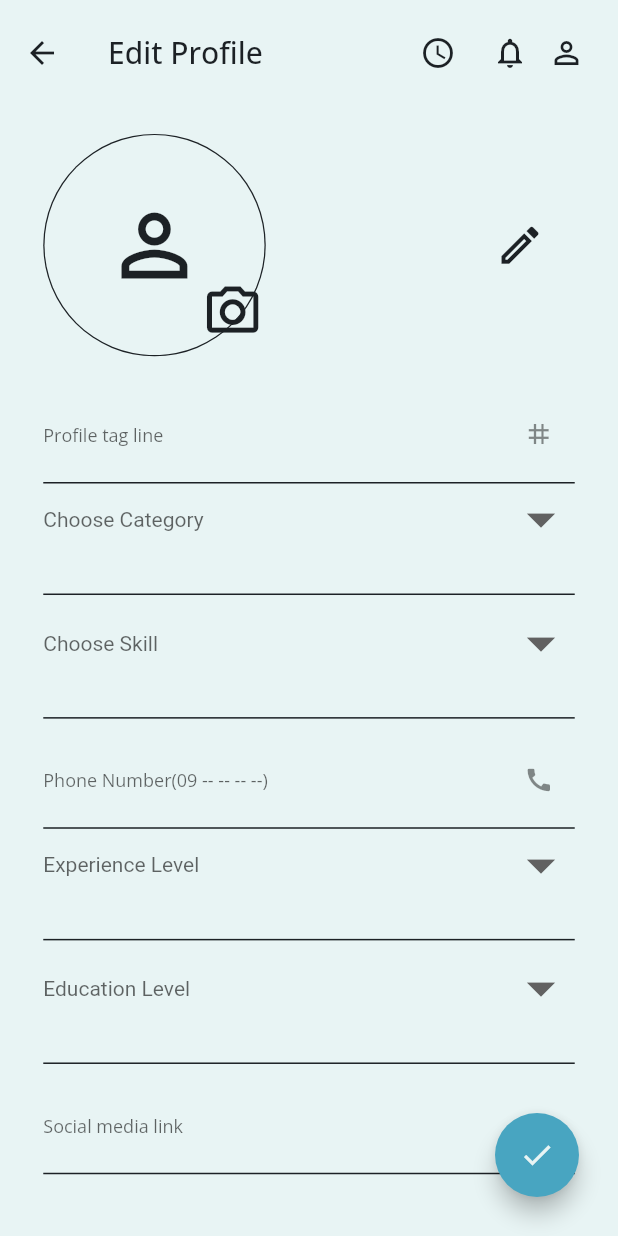
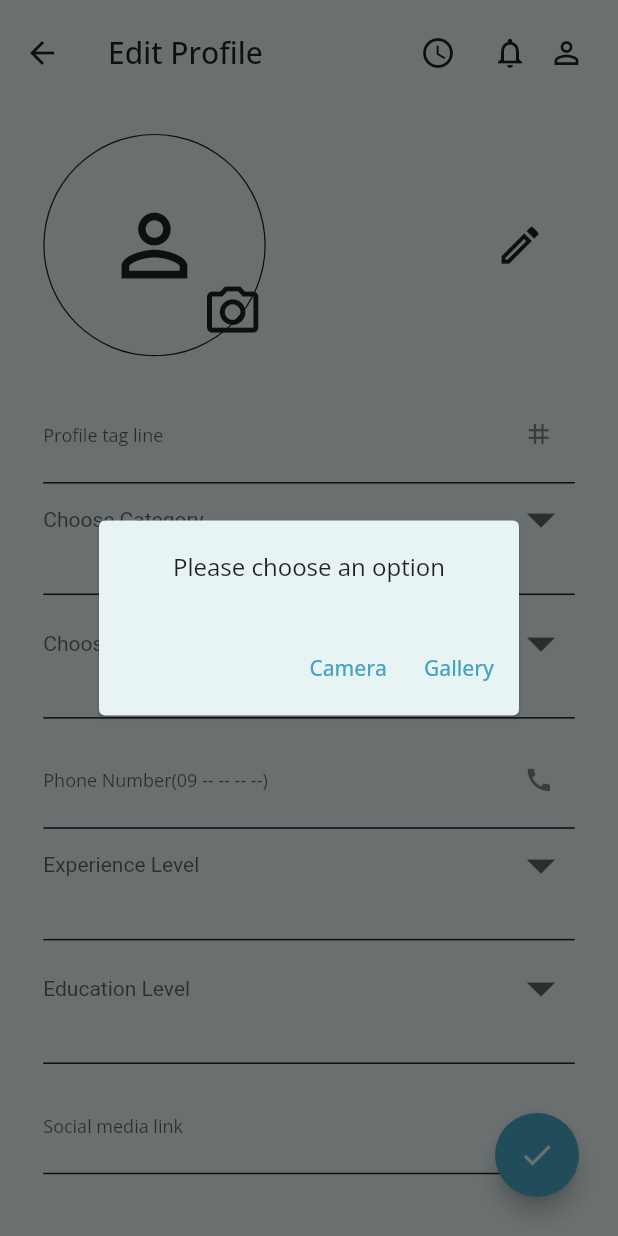
Before and after one commit to alazarlemma02/Freelance-App-flutter-project, a Flutter app: the EditProfilePage screen opened by its route, after a tap on the "camera alt" icon, on a phone screen of 412 x 824 dp. Run offline on Flutter 3.47's test engine with Material 2 defaults, Android fonts, the phone set to English and light mode, and no system bars; our stand-ins replace bloc, cloud_firestore, easy_localization, firebase_auth, firebase_core, image_cropper and 1 more; missing offline and left inert: mobile_number; accounts and stored records are empty.

Commit message:
phoo selection added

```diff
--- a/lib/view/screens/edit_profile_page.dart
+++ b/lib/view/screens/edit_profile_page.dart
@@ -1,8 +1,14 @@
+// ignore_for_file: use_build_context_synchronously
+
+import 'dart:io';
+
 import 'package:cloud_firestore/cloud_firestore.dart';
 import 'package:easy_localization/easy_localization.dart';
 import 'package:flutter/material.dart';
 import 'package:flutter/src/widgets/container.dart';
 import 'package:flutter/src/widgets/framework.dart';
+import 'package:image_cropper/image_cropper.dart';
+import 'package:image_picker/image_picker.dart';
 import 'package:sira/constants/colors.dart';
 import 'package:sira/main.dart';
 import 'package:sira/view/widgets/alert_dialog.dart';
@@ -29,6 +35,7 @@ class _EditProfilePageState extends State<EditProfilePage> {
   String? expTxt;
   String? skillTxt;
   String? educationLevelTxt;
+  File? imageFile;
 
   callbackCategory(categoryChoice) {
     setState(() {
@@ -52,6 +59,30 @@ class _EditProfilePageState extends State<EditProfilePage> {
     setState(() {
       educationLevelTxt = categoryChoice;
     });
+  }
+
+  void _getFromCamera() async {
+    XFile? pickedImage =
+        await ImagePicker().pickImage(source: ImageSource.camera);
+    _cropImage(PickedFile);
+    Navigator.pop(context);
+  }
+
+void _getFromGallery() async{
+    XFile? pickedFile = await ImagePicker().pickImage(source: ImageSource.gallery);
+    _cropImage(PickedFile);
+    Navigator.pop(context);
+  }
+
+  void _cropImage(filePath) async {
+    CroppedFile? croppedImage = await ImageCropper()
+        .cropImage(sourcePath: filePath, maxHeight: 1080, maxWidth: 1080);
+
+    if (croppedImage != null) {
+      setState(() {
+        imageFile = File(croppedImage.path);
+      });
+    }
   }
 
   @override
@@ -124,6 +155,7 @@ class _EditProfilePageState extends State<EditProfilePage> {
                               child: Stack(
                                 children: [
                                   CircleAvatar(
+                                    // backgroundImage: ,
                                     child: Icon(
                                       Icons.person_outline,
                                       color: CustomColors.blackTextColor,
@@ -146,7 +178,65 @@ class _EditProfilePageState extends State<EditProfilePage> {
                                             MediaQuery.of(context).size.height *
                                                 0.05,
                                         icon: Icon(Icons.camera_alt_outlined),
-                                        onPressed: () {},
+                                        onPressed: () {
+                                          // _getFromCamera();
+
+
+                                            showDialog<void>(
+                                              context: context,
+
+                                              // barrierDismissible: false, // user must tap button!
+                                              builder: (BuildContext context) {
+                                                return AlertDialog(
+                                                  backgroundColor: CustomColors
+                                                      .backgroundColor,
+                                                  elevation: 1,
+                                                  // title: const Text('AlertDialog Title'),
+                                                  content: Column(
+                                                    mainAxisSize:
+                                                        MainAxisSize.min,
+                                                    mainAxisAlignment:
+                                                        MainAxisAlignment
+                                                            .spaceEvenly,
+                                                    children: [
+                                                      Text(
+                                                        'Please choose an option',
+                                                        style: TextStyle(
+                                                            color: CustomColors
+                                                                .blackTextColor),
+                                                      ),
+                                                    ],
+                                                  ),
+                                                  actions: <Widget>[
+                                                    TextButton(
+                                                      child: Text(
+                                                        "Camera",
+                                                        style: TextStyle(
+                                                            color: CustomColors
+                                                                .buttonBlueColor),
+                                                      ),
+                                                      onPressed: () {
+                                                        _getFromCamera();
+                                                      },
+                                                    ),
+                                                    TextButton(
+                                                      child: Text(
+                                                        "Gallery",
+                                                        style: TextStyle(
+                                                            color: CustomColors
+                                                                .buttonBlueColor),
+                                                      ),
+                                                      onPressed: () {
+                                                        _getFromGallery();
+                                                        Navigator.pop(context);
+                                                      },
+                                                    ),
+                                                  ],
+                                                );
+                                              },
+                                            );
+
+                                        },
                                       ))
                                 ],
                               ),
```
